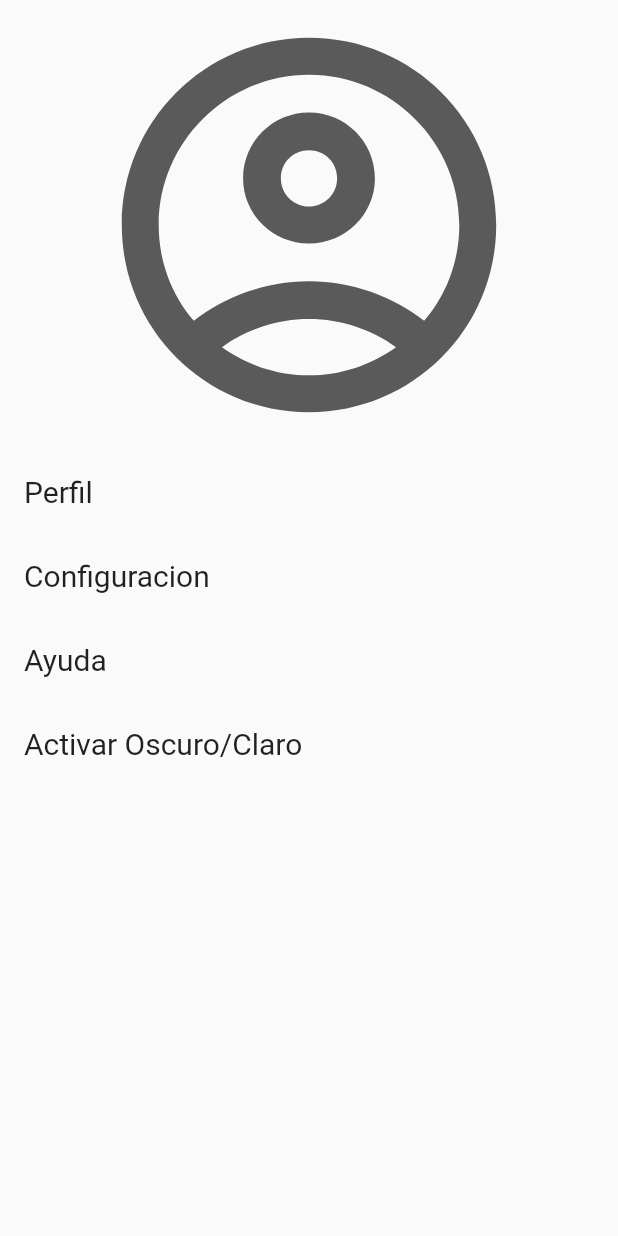
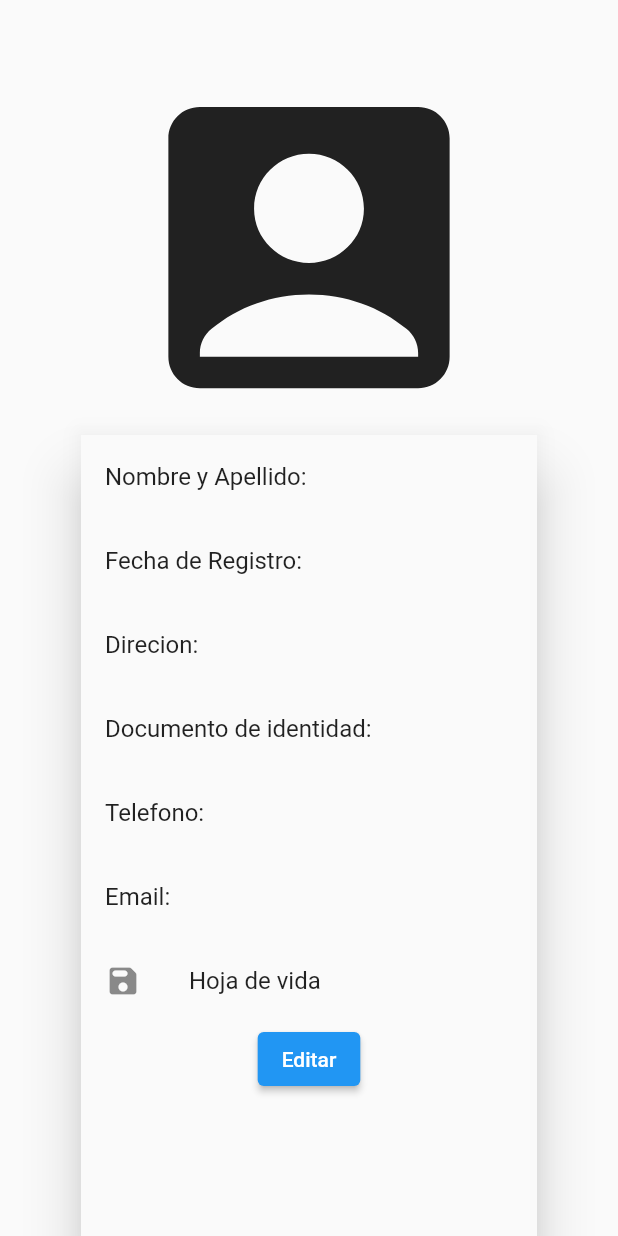
Before and after one commit to BrthMnd/rc_service_mobile_v1, a Flutter app: the ConfiguracionPage screen opened by its route, after a tap on "Perfil", on a phone screen of 412 x 824 dp. Run offline on Flutter 3.47's test engine with Material 2 defaults, Android fonts, the light colour scheme and no system bars; our stand-ins replace file_picker; network calls fail.

Commit message:
Creacion de perfil

```diff
--- a/lib/main.dart
+++ b/lib/main.dart
@@ -1,6 +1,7 @@
 import 'package:flutter/material.dart';
 import 'package:login_prueba/src/Login/registro/Registro_datos.dart';
 import 'package:login_prueba/src/config/Configuracion.dart';
+import 'package:login_prueba/src/views/Perfil/PerfilPage.dart';
 import './src/Login/login_pages.dart';
 import './src/Login/sigIn_pages.dart';
 import './src/views/navbar.dart';
@@ -21,6 +22,7 @@ class MyApp extends StatelessWidget {
         BtnnNavigationApp.id: (context) => const BtnnNavigationApp(),
         ConfiguracionPage.id: (context) => const ConfiguracionPage(),
         DatosDeUsuario.id: (context) =>  DatosDeUsuario(),
+        PerfilPage.id: (context) => const PerfilPage(),
       }
     );
   }
--- /dev/null
+++ b/lib/src/Api/UsuarioApi.dart
@@ -0,0 +1,27 @@
+import 'dart:convert';
+
+import 'package:http/http.dart' as http;
+import '../views/Perfil/PerfilPage.dart';
+
+Future <List<dynamic>> UsuarioApi() async{
+  final url = Uri.parse('https://api-flutter-proyectrcservice.onrender.com/usuario/5');
+
+try {
+    var response = await http.get(url);
+
+    if (response.statusCode == 200) {
+      var data = response.body;
+      // print(data);
+      return jsonDecode(data);
+    } else {
+      print('Error de solicitud: ${response.statusCode}');
+      return [];
+    }
+  } catch (e) {
+    // Error en la conexión
+    print('Error de conexión: $e');
+    return [];
+  }
+
+
+}
--- a/lib/src/config/Configuracion.dart
+++ b/lib/src/config/Configuracion.dart
@@ -1,4 +1,5 @@
 import 'package:flutter/material.dart';
+import 'package:login_prueba/src/views/Perfil/PerfilPage.dart';
 
 void main() => runApp(const ConfiguracionPage());
 
@@ -20,9 +21,14 @@ class _ConfiguracionPageState extends State<ConfiguracionPage> {
           perfilContainer(),
 
           ListTile( leading: perfilRedirectContainer(),
-          onTap: ()=>{},),
+          onTap: ()=>{
+            Navigator.pushNamed(context, PerfilPage.id)
+
+          },),
           ListTile( leading: configuracionRedirectContainer(),
-          onTap: ()=>{},),
+          onTap: ()=>{
+
+          },),
           ListTile( leading: ayudaRedirectContainer(),
           onTap: ()=>{},),
           ListTile( leading: temaOscuro(),
--- a/lib/src/views/Pages/Estados.dart
+++ b/lib/src/views/Pages/Estados.dart
@@ -84,7 +84,7 @@ Widget btnContainer() {
 Widget tituloContainer() {
   return Container(
     margin: const EdgeInsets.only(top: 80),
-    child: const Text("Estados",
+    child: const Text("Contratacion",
     style: TextStyle(fontSize: 40),));
 }
 
--- /dev/null
+++ b/lib/src/views/Perfil/PerfilPage.dart
@@ -0,0 +1,87 @@
+import 'package:flutter/material.dart';
+import '../../Api/UsuarioApi.dart';
+void main() => runApp(const PerfilPage());
+
+class PerfilPage extends StatefulWidget {
+  static String id = "PerfilPage";
+  const PerfilPage({super.key});
+
+  @override
+  State<PerfilPage> createState() => _PerfilPageState();
+}
+
+class _PerfilPageState extends State<PerfilPage> {
+  Future <List<dynamic>> users = UsuarioApi();
+   @override
+   void initState() {
+     super.initState();
+
+   }
+  @override
+  Widget build(BuildContext context) {
+    return MaterialApp(
+      debugShowCheckedModeBanner: false,
+      title: 'Material App',
+      home: Scaffold(
+        body: Center(
+          child: Column(
+            children: [
+              perfilImage(),
+              Expanded(
+                  child: Drawer(
+                    child: ListView(
+                                  children: [
+                    ListTile(
+                      title: Text("Nombre y Apellido: "),
+                    ),
+                    ListTile(
+                      title: Text("Fecha de Registro: "),
+                    ),
+                    ListTile(
+                      title: Text("Direcion: "),
+                    ),
+                    ListTile(
+                      title: Text("Documento de identidad: "),
+                    ),
+                    ListTile(
+                      title: Text("Telefono: "),
+                    ),
+                    ListTile(
+                      title: Text("Email: "),
+                    ),
+                    ListTile(
+                      leading: Icon(Icons.save_rounded),
+                      title: Text("Hoja de vida "),
+                      onTap: (){},
+                    ),
+
+                    Row(
+                      mainAxisAlignment: MainAxisAlignment.center,
+                      children: [
+                        ElevatedButton(onPressed: (){}, child: Text("Editar"))
+                      ],
+                    )
+
+
+                                  ],
+                                ),
+                  )),
+            ],
+          ),
+        ),
+      ),
+    );
+  }
+
+}
+
+Widget perfilImage() {
+  return Padding(
+    padding: const EdgeInsets.only(top: 40),
+    child: SizedBox(
+        child: Icon(
+      Icons.account_box_rounded,
+      size: 250,
+    )),
+  );
+}
--- a/lib/src/views/navbar.dart
+++ b/lib/src/views/navbar.dart
@@ -59,7 +59,7 @@ Widget menuBar(selectedIndex, onItemTapped) {
       ),
       BottomNavigationBarItem(
         icon: Icon(Icons.assignment),
-        label: 'Estados',
+        label: 'Contratacion',
       ),
       BottomNavigationBarItem(
         icon: Icon(Icons.settings),
--- a/pubspec.yaml
+++ b/pubspec.yaml
@@ -36,6 +36,7 @@ dependencies:
   # The following adds the Cupertino Icons font to your application.
   # Use with the CupertinoIcons class for iOS style icons.
   cupertino_icons: ^1.0.2
+  http: ^1.0.0
 
 dev_dependencies:
   flutter_test:
```
Also changed, not shown: lib/src/Api/OfertasApi.dart (added), lib/src/views/Perfil/EditarPerfil.dart (added), pubspec.lock.
